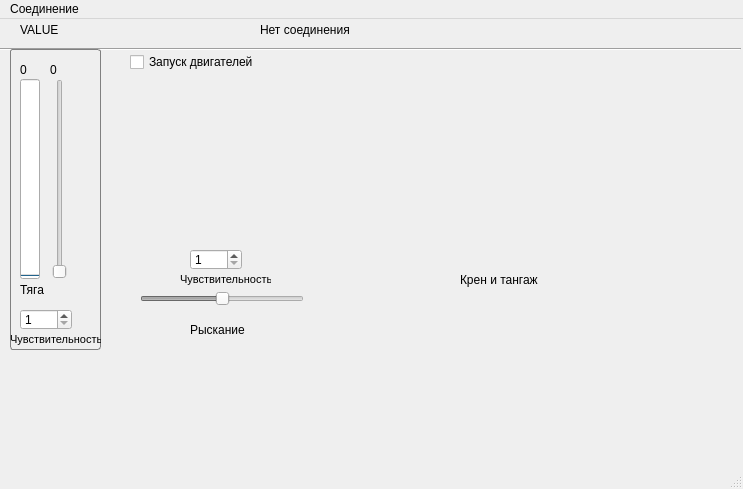
This is mainwindow.ui in alkiz/Q1_Control_Panel as Qt 5 draws it before an edit. The edited form follows.
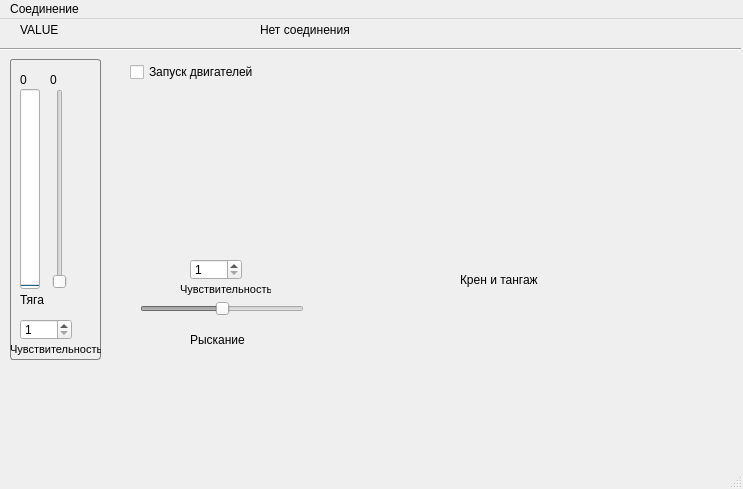
This is the edited form. Icons and pictures are not drawn.

```diff
--- a/mainwindow.ui
+++ b/mainwindow.ui
@@ -74,7 +74,7 @@
     <property name="geometry">
      <rect>
       <x>10</x>
-      <y>30</y>
+      <y>40</y>
       <width>331</width>
       <height>301</height>
      </rect>
@@ -220,7 +220,7 @@
        </rect>
       </property>
       <property name="maximum">
-       <number>255</number>
+       <number>200</number>
       </property>
       <property name="value">
        <number>0</number>
@@ -276,8 +276,11 @@
         <height>200</height>
        </rect>
       </property>
+      <property name="layoutDirection">
+       <enum>Qt::LeftToRight</enum>
+      </property>
       <property name="maximum">
-       <number>255</number>
+       <number>200</number>
       </property>
       <property name="orientation">
        <enum>Qt::Vertical</enum>
```
